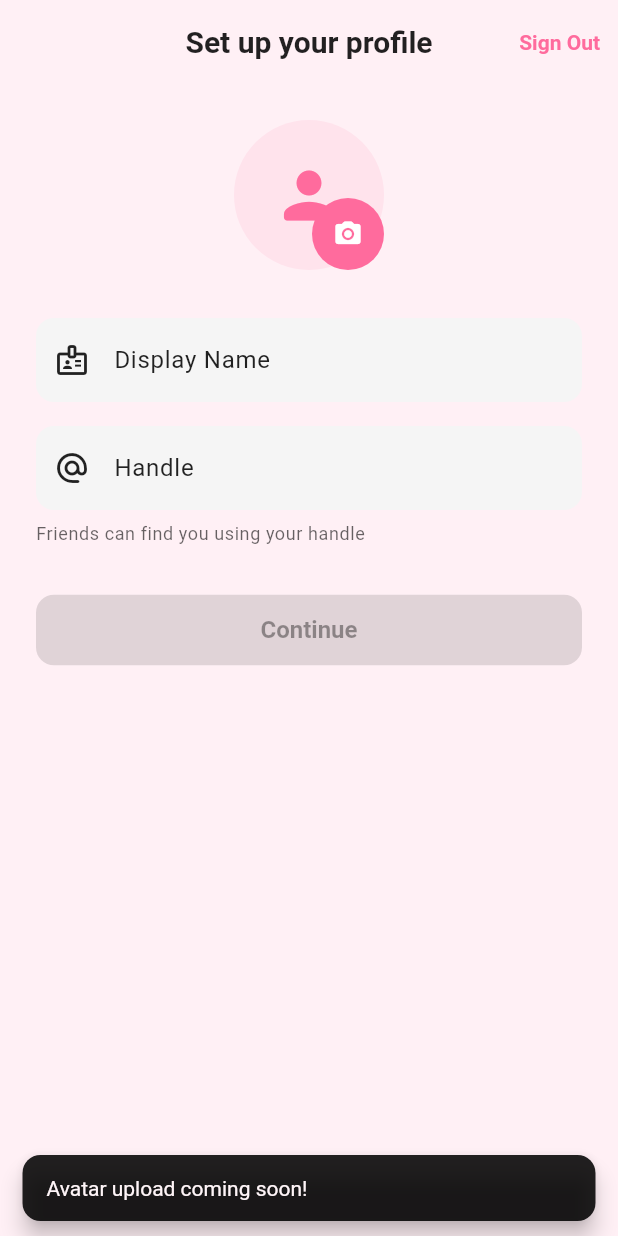
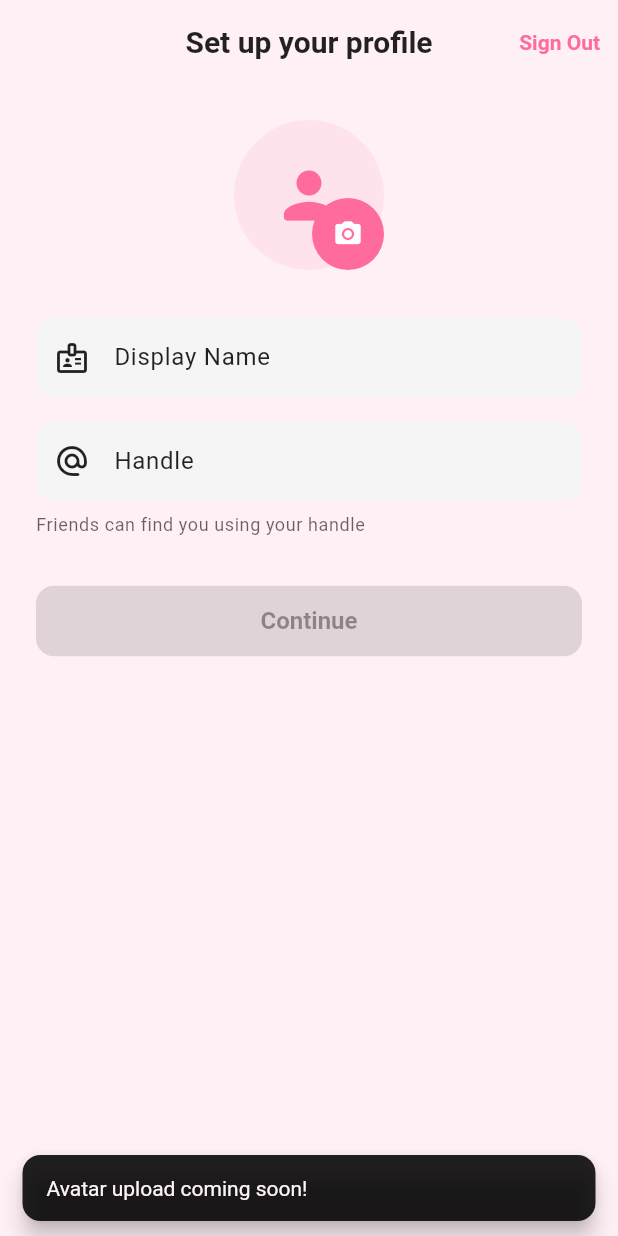
Before and after one commit to Ghulam-Jaffar/nudge-app, a Flutter app: the screen it shows once a user with an empty profile is signed in, after a tap on the "camera alt" icon, on a phone screen of 412 x 824 dp. Run offline on Flutter 3.47's test engine with Material 3 defaults, Android fonts, the phone set to English and light mode, and no system bars; our stand-ins replace cloud_firestore, connectivity_plus, equatable, firebase_auth, firebase_core, firebase_messaging and 5 more; accounts and stored records are empty.

Commit message:
Phase A: Visual polish - typography, card design, spacing, contrast, swipe labels

```diff
--- a/lib/theme/app_theme.dart
+++ b/lib/theme/app_theme.dart
@@ -19,11 +19,80 @@
       scaffoldBackgroundColor: isDark
           ? pack.backgroundColor
           : pack.backgroundColor,
+      textTheme: TextTheme(
+        headlineLarge: TextStyle(
+          fontSize: 30,
+          fontWeight: FontWeight.w700,
+          letterSpacing: 0.5,
+          color: colorScheme.onSurface,
+        ),
+        headlineMedium: TextStyle(
+          fontSize: 26,
+          fontWeight: FontWeight.w700,
+          letterSpacing: 0.5,
+          color: colorScheme.onSurface,
+        ),
+        headlineSmall: TextStyle(
+          fontSize: 22,
+          fontWeight: FontWeight.w600,
+          letterSpacing: 0.3,
+          color: colorScheme.onSurface,
+        ),
+        titleLarge: TextStyle(
+          fontSize: 20,
+          fontWeight: FontWeight.w600,
+          letterSpacing: 0.3,
+          color: colorScheme.onSurface,
+        ),
+        titleMedium: TextStyle(
+          fontSize: 16,
+          fontWeight: FontWeight.w600,
+          color: colorScheme.onSurface,
+        ),
+        titleSmall: TextStyle(
+          fontSize: 14,
+          fontWeight: FontWeight.w600,
+          color: colorScheme.onSurface,
+        ),
+        bodyLarge: TextStyle(
+          fontSize: 16,
+          fontWeight: FontWeight.w400,
+          height: 1.3,
+          color: colorScheme.onSurface,
+        ),
+        bodyMedium: TextStyle(
+          fontSize: 14,
+          fontWeight: FontWeight.w400,
+          height: 1.3,
+          color: colorScheme.onSurface,
+        ),
+        bodySmall: TextStyle(
+          fontSize: 12,
+          fontWeight: FontWeight.w400,
+          height: 1.3,
+          color: colorScheme.onSurface.withValues(alpha: 0.7),
+        ),
+        labelLarge: TextStyle(
+          fontSize: 14,
+          fontWeight: FontWeight.w600,
+          color: colorScheme.onSurface,
+        ),
+        labelSmall: TextStyle(
+          fontSize: 11,
+          fontWeight: FontWeight.w500,
+          color: colorScheme.onSurface.withValues(alpha: 0.7),
+        ),
+      ),
       cardTheme: CardThemeData(
         color: isDark ? pack.cardColor : pack.cardColor,
-        elevation: 0,
+        elevation: 1,
+        shadowColor: colorScheme.shadow.withValues(alpha: 0.15),
         shape: RoundedRectangleBorder(
           borderRadius: BorderRadius.circular(16),
+          side: BorderSide(
+            color: colorScheme.primary.withValues(alpha: 0.1),
+            width: 1,
+          ),
         ),
       ),
       appBarTheme: AppBarTheme(
@@ -40,7 +109,7 @@
       bottomNavigationBarTheme: BottomNavigationBarThemeData(
         backgroundColor: isDark ? pack.surfaceColor : Colors.white,
         selectedItemColor: pack.primaryColor,
-        unselectedItemColor: colorScheme.onSurface.withValues(alpha: 0.5),
+        unselectedItemColor: colorScheme.onSurface.withValues(alpha: 0.6),
         type: BottomNavigationBarType.fixed,
         elevation: 8,
       ),
--- a/pubspec.yaml
+++ b/pubspec.yaml
@@ -1,5 +1,5 @@
 name: nudge_app
-description: "Nudge - A social reminder app for Gen Z. Create personal reminders and shared lists where everyone gets notified."
+description: "Nudge - A social reminder app. Create personal reminders and shared lists where everyone gets notified."
 publish_to: 'none'
 
 version: 1.4.0+6
```
Also changed, not shown: lib/screens/personal_items/item_card.dart (+38 -14 lines), assets/mascot/mascot_happy.png (added), assets/mascot/mascot_waving.png (added).
